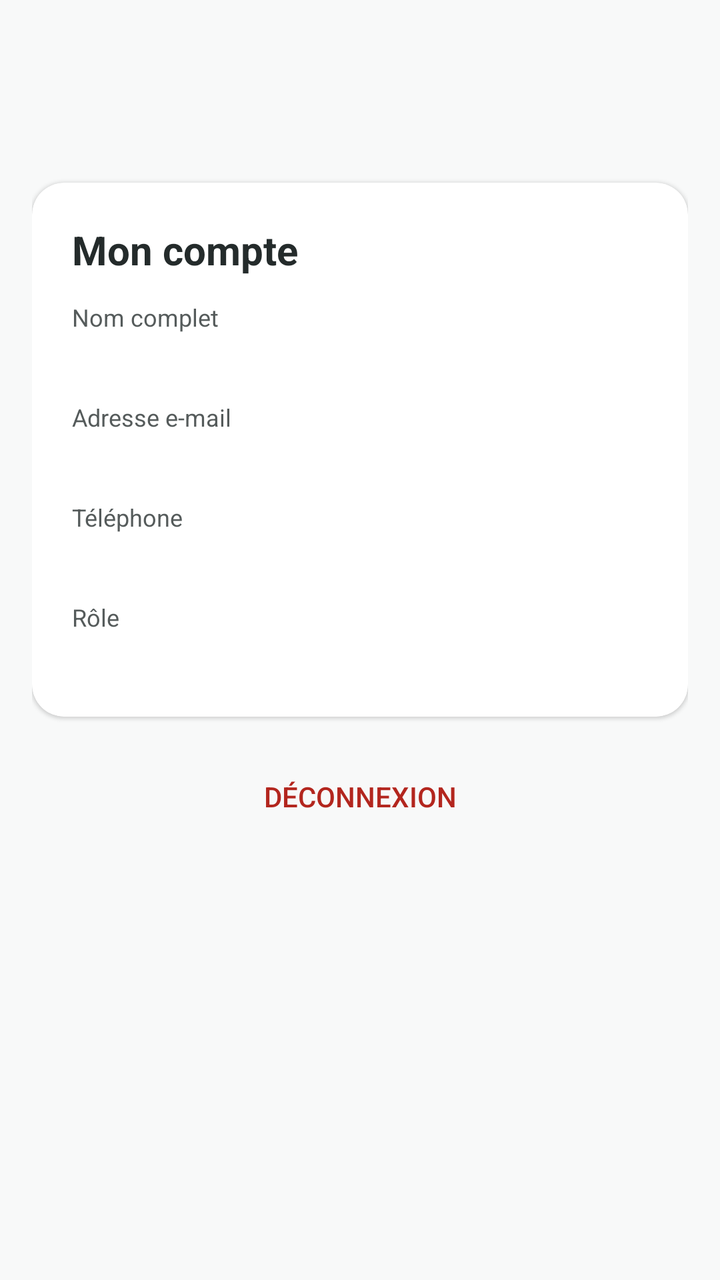
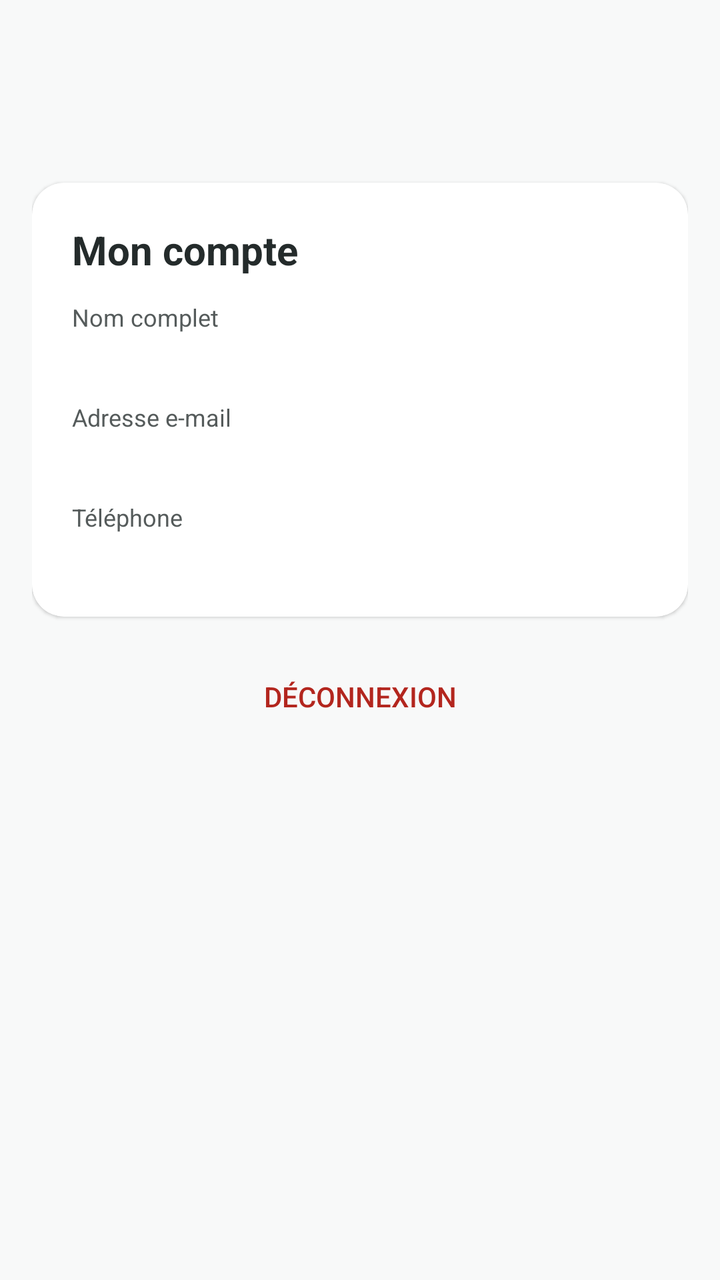

Screens rendered from an Android XML layout before and after an edit, with the pre-edit source and the edit as a unified diff.
<!-- AndroidManifest.xml: application theme Theme.GoVoyage -->
<!-- res/layout/fragment_compte.xml -->
<?xml version="1.0" encoding="utf-8"?>
<androidx.core.widget.NestedScrollView xmlns:android="http://schemas.android.com/apk/res/android"
    xmlns:app="http://schemas.android.com/apk/res-auto"
    xmlns:tools="http://schemas.android.com/tools"
    android:layout_width="match_parent"
    android:layout_height="match_parent"
    android:fillViewport="true"
    tools:context=".ui.compte.CompteFragment">

    <LinearLayout
        android:layout_width="match_parent"
        android:layout_height="wrap_content"
        android:orientation="vertical"
        android:padding="16dp">

        <TextView
            android:id="@+id/texteEspace"
            android:layout_width="match_parent"
            android:layout_height="wrap_content"
            android:textColor="@color/palette_turquoise_fonce"
            android:textSize="14sp"
            android:textStyle="bold" />

        <TextView
            android:id="@+id/texteBonjour"
            android:layout_width="match_parent"
            android:layout_height="wrap_content"
            android:textColor="@color/palette_encre"
            android:textSize="30sp"
            android:textStyle="bold" />

        <androidx.cardview.widget.CardView
            android:layout_width="match_parent"
            android:layout_height="wrap_content"
            android:layout_marginTop="16dp"
            app:cardBackgroundColor="@color/palette_blanc"
            app:cardCornerRadius="16dp"
            app:cardElevation="1dp">

            <LinearLayout
                android:layout_width="match_parent"
                android:layout_height="wrap_content"
                android:orientation="vertical"
                android:padding="20dp">

                <TextView
                    android:id="@+id/texteTitreCarte"
                    android:layout_width="match_parent"
                    android:layout_height="wrap_content"
                    android:text="@string/compte_titre_carte"
                    android:textColor="@color/palette_encre"
                    android:textSize="20sp"
                    android:textStyle="bold" />

                <TextView
                    android:id="@+id/labelNomComplet"
                    android:layout_width="match_parent"
                    android:layout_height="wrap_content"
                    android:layout_marginTop="12dp"
                    android:text="@string/compte_nom_complet"
                    android:textColor="@color/palette_texte_secondaire"
                    android:textSize="12sp" />

                <TextView
                    android:id="@+id/tvValeurNom"
                    android:layout_width="match_parent"
                    android:layout_height="wrap_content"
                    android:textColor="@color/palette_encre"
                    android:textSize="16sp" />

                <TextView
                    android:id="@+id/labelEmail"
                    android:layout_width="match_parent"
                    android:layout_height="wrap_content"
                    android:layout_marginTop="12dp"
                    android:text="@string/compte_email"
                    android:textColor="@color/palette_texte_secondaire"
                    android:textSize="12sp" />

                <TextView
                    android:id="@+id/tvValeurEmail"
                    android:layout_width="match_parent"
                    android:layout_height="wrap_content"
                    android:textColor="@color/palette_encre"
                    android:textSize="16sp" />

                <TextView
                    android:id="@+id/labelTelephone"
                    android:layout_width="match_parent"
                    android:layout_height="wrap_content"
                    android:layout_marginTop="12dp"
                    android:text="@string/compte_telephone"
                    android:textColor="@color/palette_texte_secondaire"
                    android:textSize="12sp" />

                <TextView
                    android:id="@+id/tvValeurTelephone"
                    android:layout_width="match_parent"
                    android:layout_height="wrap_content"
                    android:textColor="@color/palette_encre"
                    android:textSize="16sp" />

                <TextView
                    android:id="@+id/labelRole"
                    android:layout_width="match_parent"
                    android:layout_height="wrap_content"
                    android:layout_marginTop="12dp"
                    android:text="@string/compte_role"
                    android:textColor="@color/palette_texte_secondaire"
                    android:textSize="12sp" />

                <TextView
                    android:id="@+id/tvValeurRole"
                    android:layout_width="match_parent"
                    android:layout_height="wrap_content"
                    android:textColor="@color/palette_encre"
                    android:textSize="16sp" />

                <TextView
                    android:id="@+id/texteNoteAdmin"
                    android:layout_width="match_parent"
                    android:layout_height="wrap_content"
                    android:layout_marginTop="12dp"
                    android:text="@string/compte_note_admin"
                    android:visibility="gone" />
            </LinearLayout>
        </androidx.cardview.widget.CardView>

        <Button
            android:id="@+id/boutonDeconnexion"
            style="?android:attr/borderlessButtonStyle"
            android:layout_width="match_parent"
            android:layout_height="wrap_content"
            android:layout_marginTop="16dp"
            android:text="@string/bouton_deconnexion"
            android:textColor="@color/palette_erreur" />
    </LinearLayout>
</androidx.core.widget.NestedScrollView>
<!-- resources referenced by this layout -->
<resources>
  <color name="palette_blanc">#FFFFFF</color>
  <color name="palette_encre">#242B2B</color>
  <color name="palette_erreur">#B3261E</color>
  <color name="palette_texte_secondaire">#555B5B</color>
  <color name="palette_turquoise_fonce">#0A6558</color>
  <string name="bouton_deconnexion">Déconnexion</string>
  <string name="compte_email">Adresse e-mail</string>
  <string name="compte_nom_complet">Nom complet</string>
  <string name="compte_note_admin">La gestion des comptes se fait dans l’espace web.</string>
  <string name="compte_role">Rôle</string>
  <string name="compte_telephone">Téléphone</string>
  <string name="compte_titre_carte">Mon compte</string>
  <style name="Theme.GoVoyage" parent="Theme.MaterialComponents.Light.NoActionBar">
          <item name="colorPrimary">@color/palette_turquoise_fonce</item>
          <item name="colorPrimaryVariant">@color/palette_turquoise_fonce</item>
          <item name="colorOnPrimary">@color/palette_blanc</item>
          <item name="colorSecondary">@color/palette_turquoise_fonce</item>
          <item name="colorSecondaryVariant">@color/palette_turquoise_fonce</item>
          <item name="colorOnSecondary">@color/palette_blanc</item>
          <item name="android:colorBackground">@color/palette_fond</item>
          <item name="android:statusBarColor">@color/palette_turquoise_fonce</item>
          <item name="android:windowBackground">@color/palette_fond</item>
      </style>
  <color name="palette_fond">#F8F9F9</color>
</resources>

<!-- the commit's change to res/layout/fragment_compte.xml (unified diff, before → after) -->
@@ -99,30 +99,6 @@
                     android:layout_height="wrap_content"
                     android:textColor="@color/palette_encre"
                     android:textSize="16sp" />
-
-                <TextView
-                    android:id="@+id/labelRole"
-                    android:layout_width="match_parent"
-                    android:layout_height="wrap_content"
-                    android:layout_marginTop="12dp"
-                    android:text="@string/compte_role"
-                    android:textColor="@color/palette_texte_secondaire"
-                    android:textSize="12sp" />
-
-                <TextView
-                    android:id="@+id/tvValeurRole"
-                    android:layout_width="match_parent"
-                    android:layout_height="wrap_content"
-                    android:textColor="@color/palette_encre"
-                    android:textSize="16sp" />
-
-                <TextView
-                    android:id="@+id/texteNoteAdmin"
-                    android:layout_width="match_parent"
-                    android:layout_height="wrap_content"
-                    android:layout_marginTop="12dp"
-                    android:text="@string/compte_note_admin"
-                    android:visibility="gone" />
             </LinearLayout>
         </androidx.cardview.widget.CardView>
 
<!-- resource entries referenced after the edit -->
@@ -8,8 +8,6 @@
   <string name="bouton_deconnexion">Déconnexion</string>
   <string name="compte_email">Adresse e-mail</string>
   <string name="compte_nom_complet">Nom complet</string>
-  <string name="compte_note_admin">La gestion des comptes se fait dans l’espace web.</string>
-  <string name="compte_role">Rôle</string>
   <string name="compte_telephone">Téléphone</string>
   <string name="compte_titre_carte">Mon compte</string>
   <style name="Theme.GoVoyage" parent="Theme.MaterialComponents.Light.NoActionBar">
